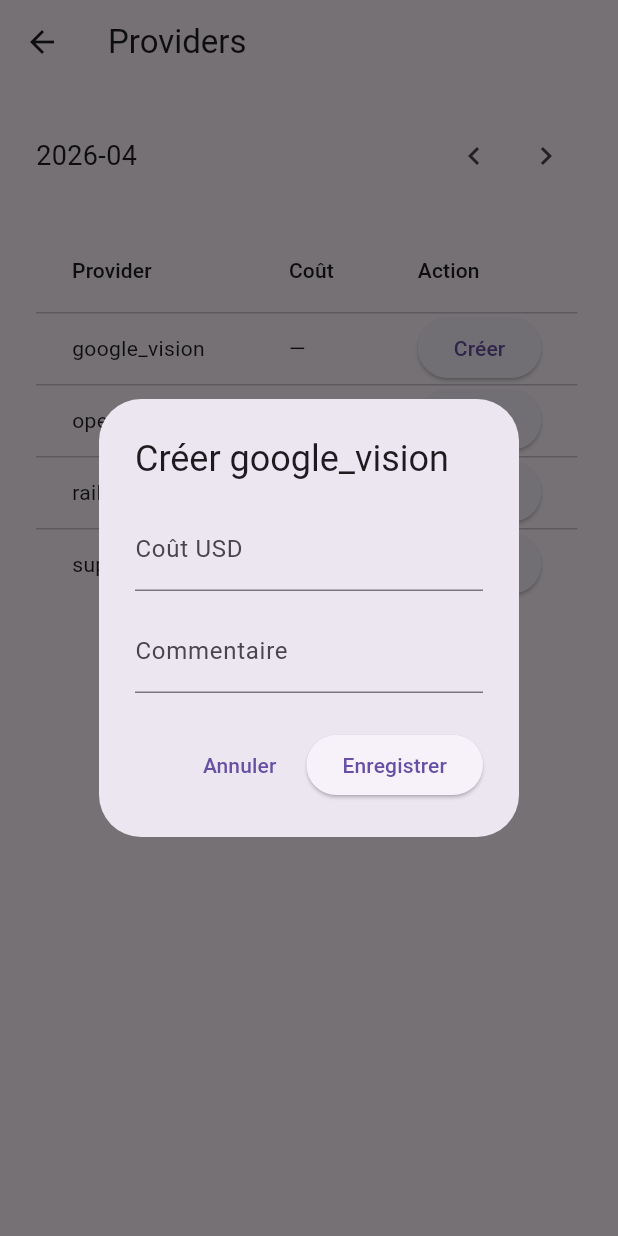
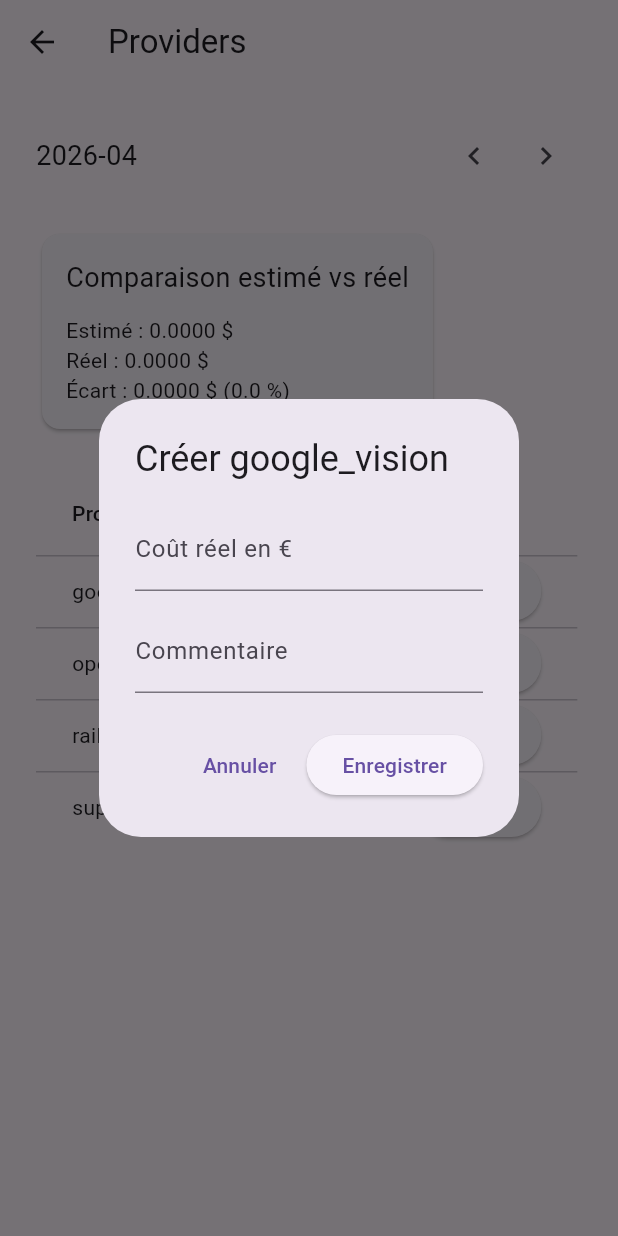
Before and after one commit to regisboissy/findall_admin, a Flutter app: the AdminProvidersScreen screen opened by its route, after a tap on the "chevron left" icon, after a tap on the "chevron right" icon, after a tap on "Créer", on a phone screen of 412 x 824 dp. Run offline on Flutter 3.47's test engine with Material 3 defaults, Android fonts, the phone set to English and light mode, and no system bars; our stand-ins replace supabase_flutter; accounts and stored records are empty.

Commit message:
feat(admin): saisie coûts providers en EUR avec conversion EUR→USD
- ajout récupération taux EUR/USD (Frankfurter)
- stockage original_cost + currency + fx_rate + fx_date
- conversion automatique vers total_cost_usd
- prise en compte fin de mois pour cohérence mensuelle

```diff
--- a/lib/admin_v2/admin_providers_screen.dart
+++ b/lib/admin_v2/admin_providers_screen.dart
@@ -1,4 +1,7 @@
+import 'dart:convert';
+
 import 'package:flutter/material.dart';
+import 'package:http/http.dart' as http;
 import 'package:supabase_flutter/supabase_flutter.dart';
 
 class AdminProvidersScreen extends StatefulWidget {
@@ -24,6 +27,8 @@
   ];
 
   Map<String, Map<String, dynamic>?> data = {};
+  Map<String, dynamic>? estimatedRow;
+  Map<String, dynamic>? providerRow;
 
   @override
   void initState() {
@@ -37,8 +42,45 @@
     return '${number.toStringAsFixed(4)} \$';
   }
 
+  double toDouble(dynamic value) {
+    if (value is num) return value.toDouble();
+    return double.tryParse(value?.toString() ?? '') ?? 0;
+  }
+
   String monthKey(DateTime d) {
     return "${d.year}-${d.month.toString().padLeft(2, '0')}-01";
+  }
+
+  String dateKey(DateTime d) {
+    return "${d.year}-${d.month.toString().padLeft(2, '0')}-${d.day.toString().padLeft(2, '0')}";
+  }
+
+  DateTime monthEnd(DateTime d) {
+    return DateTime(d.year, d.month + 1, 0);
+  }
+
+  Future<double> fetchEurUsdRate(DateTime date) async {
+    final fxDate = dateKey(date);
+
+    final uri = Uri.parse(
+      'https://api.frankfurter.dev/v2/rates?date=$fxDate&base=EUR&quotes=USD',
+    );
+
+    final response = await http.get(uri);
+
+    if (response.statusCode != 200) {
+      throw Exception('Impossible de récupérer le taux EUR/USD');
+    }
+
+    final decoded = jsonDecode(response.body) as Map<String, dynamic>;
+    final rates = decoded['rates'] as Map<String, dynamic>;
+    final usd = rates['USD'];
+
+    if (usd is num) {
+      return usd.toDouble();
+    }
+
+    throw Exception('Taux EUR/USD introuvable');
   }
 
   Future<void> loadData() async {
@@ -57,6 +99,22 @@
 
       final rows = List<Map<String, dynamic>>.from(res);
 
+      final comp = await supabase
+          .from('v_costs_estimated_vs_provider')
+          .select();
+
+      final compRows = List<Map<String, dynamic>>.from(comp);
+
+      final estimated = compRows.firstWhere(
+        (row) => row['source'] == 'estimated',
+        orElse: () => {},
+      );
+
+      final provider = compRows.firstWhere(
+        (row) => row['source'] == 'provider',
+        orElse: () => {},
+      );
+
       final map = <String, Map<String, dynamic>?>{};
 
       for (final p in providers) {
@@ -69,6 +127,8 @@
 
       setState(() {
         data = map;
+        estimatedRow = estimated.isEmpty ? null : estimated;
+        providerRow = provider.isEmpty ? null : provider;
         isLoading = false;
       });
     } catch (e) {
@@ -83,7 +143,9 @@
     final existing = data[provider];
 
     final costCtrl = TextEditingController(
-      text: existing?['total_cost_usd']?.toString() ?? '',
+      text: existing?['original_cost']?.toString() ??
+          existing?['total_cost_usd']?.toString() ??
+          '',
     );
 
     final commentCtrl = TextEditingController(
@@ -103,7 +165,7 @@
               TextField(
                 controller: costCtrl,
                 keyboardType: TextInputType.number,
-                decoration: const InputDecoration(labelText: 'Coût USD'),
+                decoration: const InputDecoration(labelText: 'Coût réel en €'),
               ),
               const SizedBox(height: 12),
               TextField(
@@ -119,18 +181,27 @@
             ),
             ElevatedButton(
               onPressed: () async {
-                final cost = double.tryParse(costCtrl.text.trim());
-                if (cost == null) return;
+                final costEur = double.tryParse(
+                  costCtrl.text.trim().replaceAll(',', '.'),
+                );
+                if (costEur == null) return;
 
                 final month = monthKey(selectedMonth);
+                final fxDate = monthEnd(selectedMonth);
+                final fxRate = await fetchEurUsdRate(fxDate);
+                final costUsd = costEur * fxRate;
 
                 if (existing == null) {
                   // CREATE
                   await supabase.from('provider_usage_snapshots').insert({
                     'provider': provider,
-                    'total_cost_usd': cost,
+                    'total_cost_usd': costUsd,
+                    'original_cost': costEur,
+                    'original_currency': 'EUR',
+                    'fx_rate_eur_usd': fxRate,
+                    'fx_rate_date': dateKey(fxDate),
                     'period_start': month,
-                    'period_end': month,
+                    'period_end': dateKey(fxDate),
                     'period_month': month,
                     'is_validated': true,
                     'source': 'admin_manual',
@@ -141,7 +212,11 @@
                   await supabase
                       .from('provider_usage_snapshots')
                       .update({
-                        'total_cost_usd': cost,
+                        'total_cost_usd': costUsd,
+                        'original_cost': costEur,
+                        'original_currency': 'EUR',
+                        'fx_rate_eur_usd': fxRate,
+                        'fx_rate_date': dateKey(fxDate),
                         'comment': commentCtrl.text,
                         'is_validated': true,
                       })
@@ -158,6 +233,37 @@
           ],
         );
       },
+    );
+  }
+
+  Widget comparisonBlock() {
+    final estimated = toDouble(estimatedRow?['total_cost_usd']);
+    final real = toDouble(providerRow?['total_cost_usd']);
+
+    double diffUsd = real - estimated;
+    double diffRate = 0;
+
+    if (estimated > 0) {
+      diffRate = (diffUsd / estimated) * 100;
+    }
+
+    return Card(
+      child: Padding(
+        padding: const EdgeInsets.all(16),
+        child: Column(
+          crossAxisAlignment: CrossAxisAlignment.start,
+          children: [
+            const Text(
+              'Comparaison estimé vs réel',
+              style: TextStyle(fontSize: 18),
+            ),
+            const SizedBox(height: 12),
+            Text('Estimé : ${money(estimated)}'),
+            Text('Réel : ${money(real)}'),
+            Text('Écart : ${money(diffUsd)} (${diffRate.toStringAsFixed(1)} %)'),
+          ],
+        ),
+      ),
     );
   }
 
@@ -239,6 +345,8 @@
                     children: [
                       monthSelector(),
                       const SizedBox(height: 24),
+                      comparisonBlock(),
+                      const SizedBox(height: 24),
                       table(),
                     ],
                   ),
--- a/pubspec.yaml
+++ b/pubspec.yaml
@@ -35,6 +35,7 @@
   # Use with the CupertinoIcons class for iOS style icons.
   cupertino_icons: ^1.0.8
   supabase_flutter: ^2.0.0
+  http: ^1.2.2
 
 dev_dependencies:
   flutter_test:
```
Also changed, not shown: pubspec.lock.
